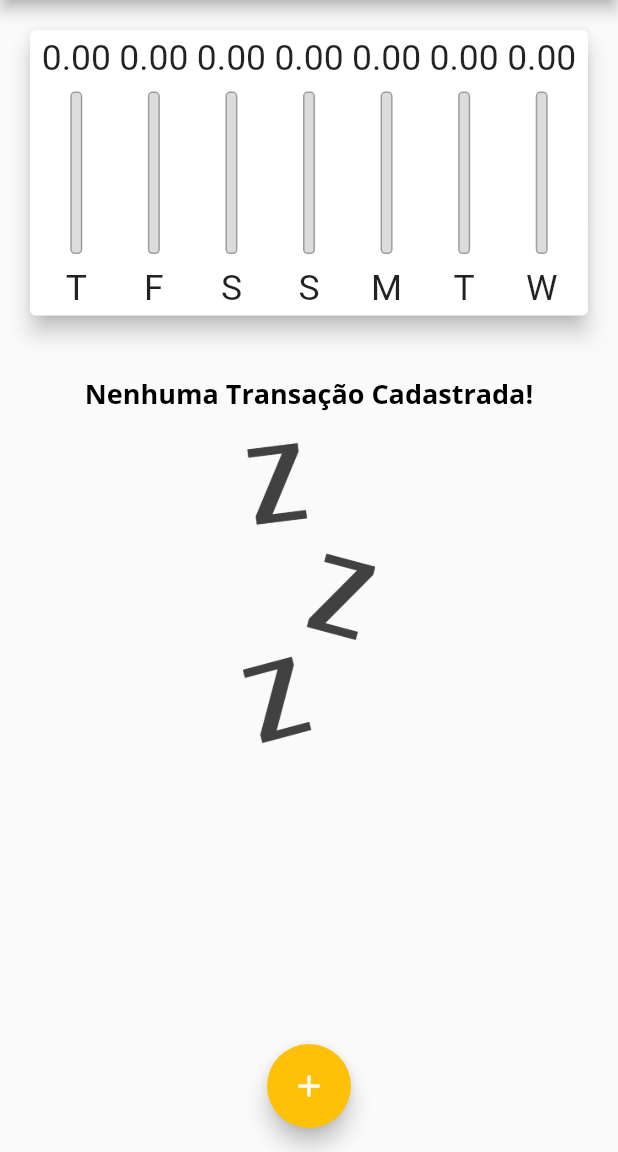
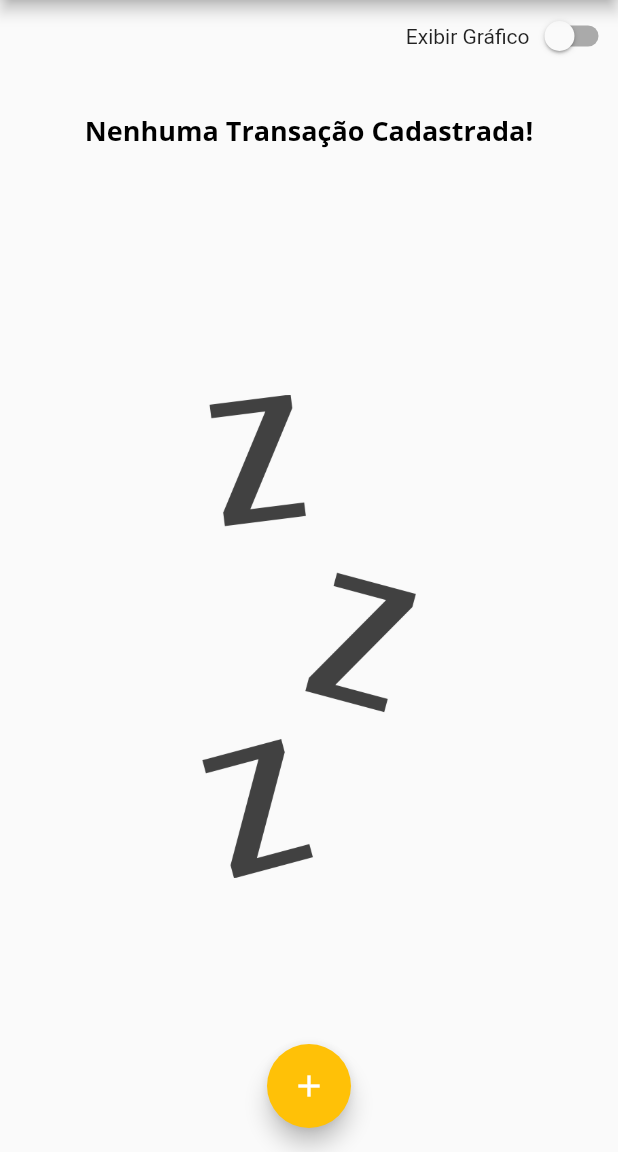
Before and after one commit to andrehahn05/ExpensesApp, a Flutter app: the screen it shows after launch, on a phone screen of 412 x 824 dp, the part 84-1236 px from its top. Run offline on Flutter 3.47's test engine with Material 2 defaults, Android fonts, the phone set to English and light mode, and no system bars.

Commit message:
landscape mode 01

```diff
--- a/lib/components/transaction_list.dart
+++ b/lib/components/transaction_list.dart
@@ -12,22 +12,29 @@ class TransactionList extends StatelessWidget {
   @override
   Widget build(BuildContext context) {
     return transactions.isEmpty
-        ? Column(
+        ? LayoutBuilder(
+            builder: (ctx, constraints) {
+             return Column(
                 children: [
-              const SizedBox(height: 20),
-              Text(
+                  SizedBox(height: constraints.maxHeight * 0.05),
+                  SizedBox(
+                    height: constraints.maxHeight * 0.3,
+                    child: Text(
                       'Nenhuma Transação Cadastrada!',
                       style: Theme.of(context).textTheme.headline6,
                     ),
-              const SizedBox(height: 20),
+                  ),
+                  SizedBox(height: constraints.maxHeight * 0.05),
                   SizedBox(
-                height: 200,
+                    height:constraints.maxHeight * 0.6,
                     child: Image.asset(
                       'assets/images/waiting.png',
                       fit: BoxFit.cover,
                     ),
-              )
+                  ),
                 ],
+              );
+            },
           )
         : ListView.builder(
             itemCount: transactions.length,
--- a/lib/main.dart
+++ b/lib/main.dart
@@ -54,6 +54,7 @@ class MyHomePage extends StatefulWidget {
 
 class _MyHomePageState extends State<MyHomePage> {
   final List<Transaction> _transactions = [];
+  bool _showChart = false;
 
   List<Transaction> get _recentTransactions {
     return _transactions.where((tr) {
@@ -113,10 +114,26 @@ class _MyHomePageState extends State<MyHomePage> {
         child: Column(
           crossAxisAlignment: CrossAxisAlignment.stretch,
           children: [
+            Row(
+              mainAxisAlignment: MainAxisAlignment.end,
+              children: [
+                const Text('Exibir Gráfico'),
+                Switch(
+                  value: _showChart,
+                  onChanged: (value) {
+                    setState(() {
+                      _showChart = value;
+                    });
+                  },
+                ),
+              ],
+            ),
+            if (_showChart)
               SizedBox(
                 height: availableHeight * 0.3,
                 child: Chart(_recentTransactions),
               ),
+            if (!_showChart)
               SizedBox(
                 height: availableHeight * 0.7,
                 child: TransactionList(_transactions, _removeTransaction),
```
Lines whose indentation alone changed are shown as unchanged.
